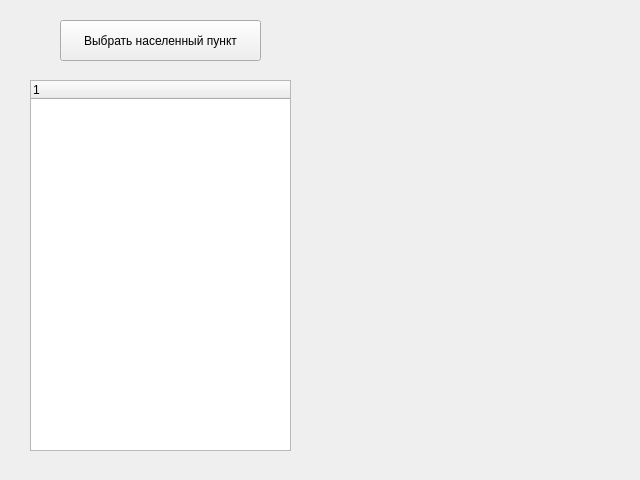
qod3r/road-merger, file resources/main.ui: the form before one commit.
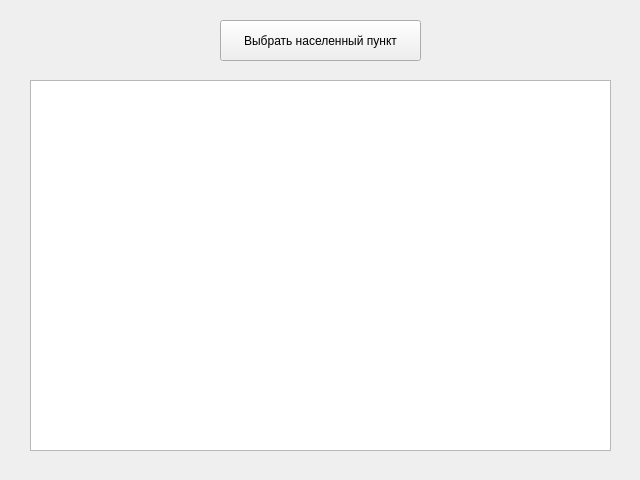
The form after the commit.

Commit message: ui and warn logic working

```diff
--- a/resources/main.ui
+++ b/resources/main.ui
@@ -16,7 +16,7 @@
   <widget class="QPushButton" name="btnSelectFolder">
    <property name="geometry">
     <rect>
-     <x>60</x>
+     <x>220</x>
      <y>20</y>
      <width>201</width>
      <height>41</height>
@@ -31,13 +31,16 @@
     <rect>
      <x>30</x>
      <y>80</y>
-     <width>261</width>
+     <width>581</width>
      <height>371</height>
     </rect>
    </property>
    <property name="rootIsDecorated">
     <bool>true</bool>
    </property>
+   <property name="columnCount">
+    <number>0</number>
+   </property>
    <attribute name="headerVisible">
     <bool>true</bool>
    </attribute>
```
The commit also changes 1 other file.
